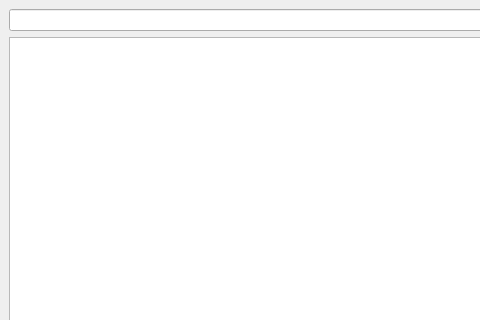
This is UI/cudaqt/mainwindow.ui in DeeKahy/p6 as Qt 5 draws it before an edit; both pictures show x 0 to 480 and y 0 to 320 of the 800 by 600 pixel window. The edited form follows.
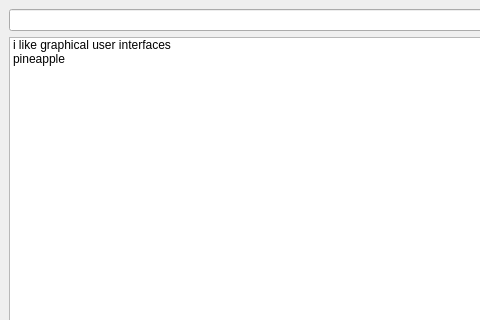
This is the edited form.

Commit message: i cry

Diff of the .ui file:
```diff
--- a/UI/cudaqt/mainwindow.ui
+++ b/UI/cudaqt/mainwindow.ui
@@ -30,7 +30,18 @@
      </layout>
     </item>
     <item>
-     <widget class="QListWidget" name="listWidget"/>
+     <widget class="QListWidget" name="listWidget">
+      <item>
+       <property name="text">
+        <string>i like graphical user interfaces</string>
+       </property>
+      </item>
+      <item>
+       <property name="text">
+        <string>pineapple</string>
+       </property>
+      </item>
+     </widget>
     </item>
    </layout>
   </widget>
```
The commit also changes 1 other file.
